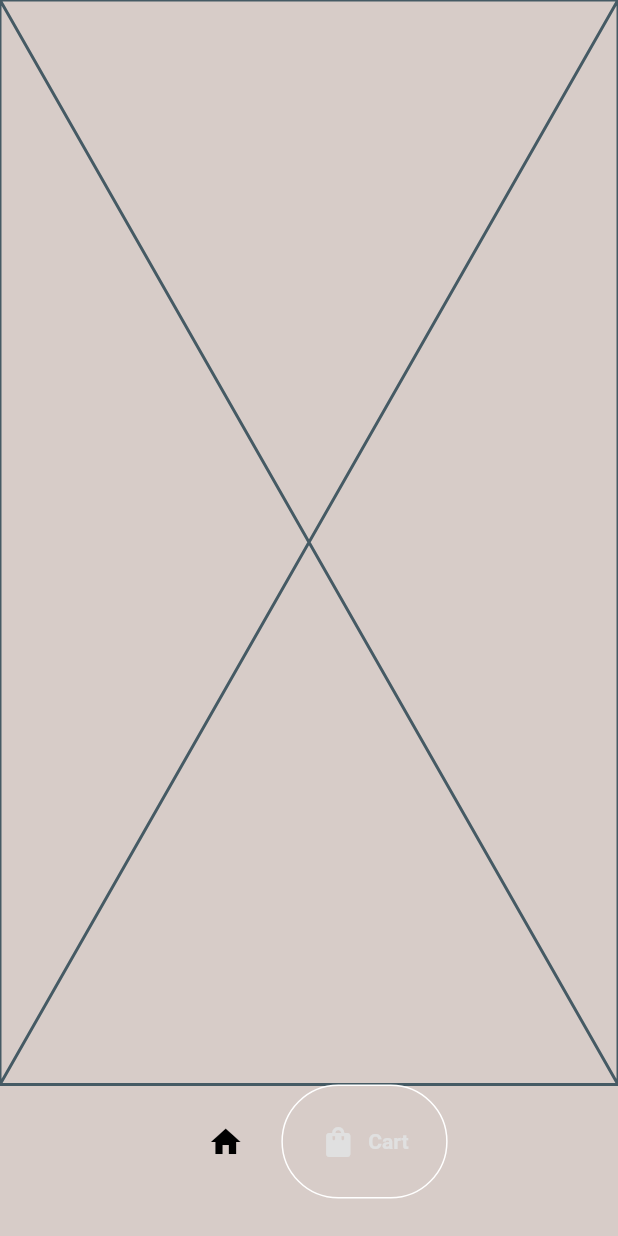
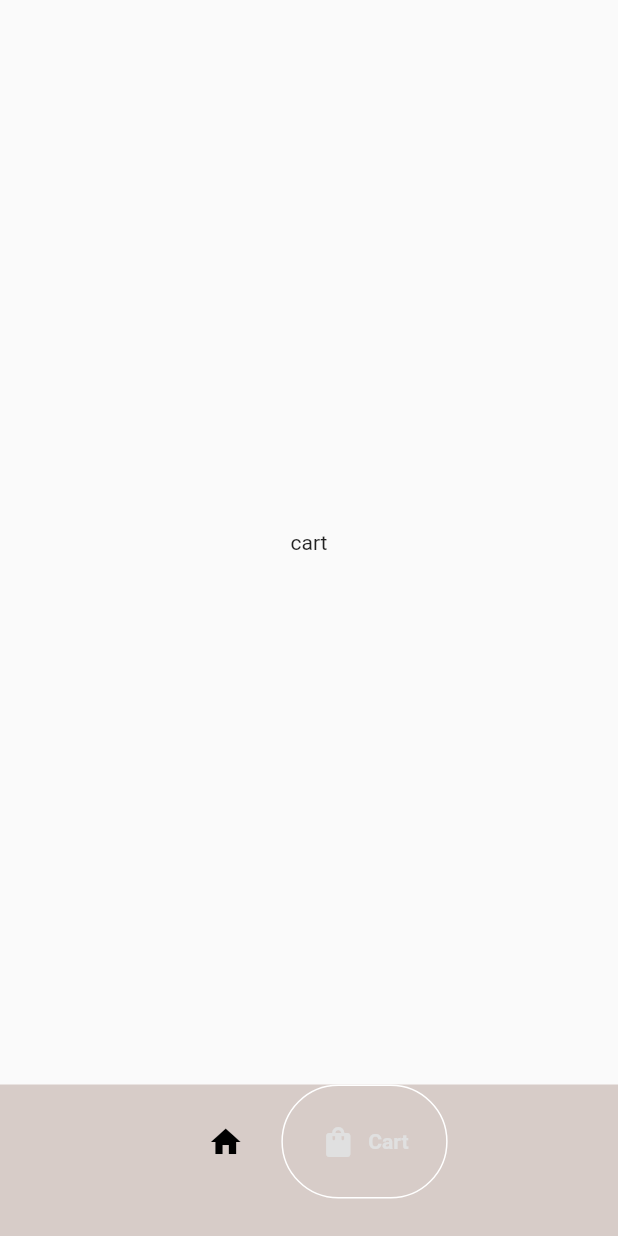
Before and after one commit to ashen8981/Tea_App-UI, a Flutter app: the screen it shows after launch, item 2 of the bottom bar chosen, on a phone screen of 412 x 824 dp. Run offline on Flutter 3.47's test engine with Material 2 defaults, Android fonts, the phone set to English and light mode, and no system bars; drawn by our look-alikes of google_nav_bar.

Commit message:
models/provider added

```diff
--- a/lib/main.dart
+++ b/lib/main.dart
@@ -1,4 +1,6 @@
 import 'package:flutter/material.dart';
+import 'package:provider/provider.dart';
+import 'package:tea_app_ui/models/shop.dart';
 import 'package:tea_app_ui/pages/home_page.dart';
 
 void main() {
@@ -11,9 +13,12 @@ class MyApp extends StatelessWidget {
   // This widget is the root of your application.
   @override
   Widget build(BuildContext context) {
-    return const MaterialApp(
-     debugShowCheckedModeBanner: false,
-      home: HomePage(),
+    return ChangeNotifierProvider(
+      create: (context) => BubbleTeaShop(),
+      builder: (context, child) =>const MaterialApp(
+        debugShowCheckedModeBanner: false,
+        home: HomePage(),
+      ),
     );
   }
 }
--- /dev/null
+++ b/lib/models/drink.dart
@@ -0,0 +1,11 @@
+class Drink{
+  final String name;
+  final String price;
+  final String imagePath;
+
+  Drink({
+    required this.name,
+    required this.price,
+    required this.imagePath
+  });
+}
--- /dev/null
+++ b/lib/models/shop.dart
@@ -0,0 +1,34 @@
+import 'package:flutter/cupertino.dart';
+import 'package:tea_app_ui/models/drink.dart';
+
+class BubbleTeaShop extends ChangeNotifier{
+  //list of drinks for sale
+  final List<Drink> _shop = [
+    //pearl milk tea
+    Drink(
+        name: "Pearl Milk Tea",
+        price: "4.00",
+        imagePath: "lib/images/tea.jpeg"
+    ),
+  ];
+  //list of drinks in user cart
+  final List<Drink> _userCart = [];
+
+  //get drinks for sale
+  List<Drink> get shop => _shop;
+
+  //get user cart
+  List<Drink> get cart => _userCart;
+
+  //add drink to cart
+  void addToCart(Drink drink){
+    _userCart.add(drink);
+    notifyListeners();
+  }
+
+  //remove drink from the cart
+  void removeFromCart(Drink drink){
+    _userCart.remove(drink);
+    notifyListeners();
+  }
+}
--- a/lib/pages/cart_page.dart
+++ b/lib/pages/cart_page.dart
@@ -10,6 +10,10 @@ class CartPage extends StatefulWidget {
 class _CartPageState extends State<CartPage> {
   @override
   Widget build(BuildContext context) {
-    return const Placeholder();
+    return const Scaffold(
+      body: Center(
+        child: Text("cart"),
+      ),
+    );
   }
 }
--- a/lib/pages/home_page.dart
+++ b/lib/pages/home_page.dart
@@ -13,7 +13,6 @@ class HomePage extends StatefulWidget {
 class _HomePageState extends State<HomePage> {
 
   //navigate bottom bar
-
   int _selectedIndex = 0;
   void navigateBottomBar(int newIndex){
     setState(() {
--- a/pubspec.yaml
+++ b/pubspec.yaml
@@ -37,6 +37,7 @@ dependencies:
   # Use with the CupertinoIcons class for iOS style icons.
   cupertino_icons: ^1.0.2
   google_nav_bar: ^5.0.6
+  provider: ^6.0.5
 
 dev_dependencies:
   flutter_test:
```
Also changed, not shown: lib/pages/shop_page.dart (+15 -1 lines), pubspec.lock.
